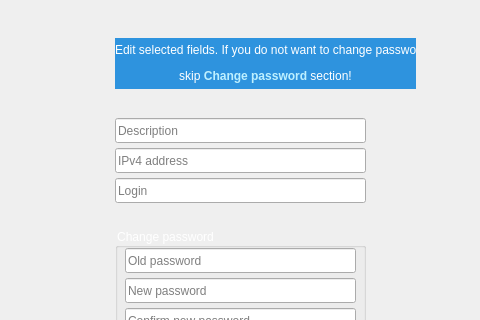
Before: the Qt Designer form LeonCam/CameraEdition.ui in kazimierczak-robert/LeonCam, drawn with Qt 5; both pictures show x 135 to 615 and y 122 to 442 of the 800 by 600 pixel window.
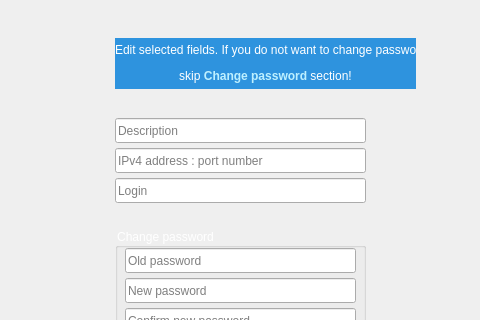
After: the same form once the commit is applied. Icons and pictures are not drawn.

What changed in the file:
```diff
--- a/LeonCam/CameraEdition.ui
+++ b/LeonCam/CameraEdition.ui
@@ -51,7 +51,7 @@
     <string/>
    </property>
    <property name="placeholderText">
-    <string>IPv4 address</string>
+    <string>IPv4 address : port number</string>
    </property>
   </widget>
   <widget class="QLabel" name="LTip">
```
Left out of the diff: 2 changed lines with no effect on the pictures.
